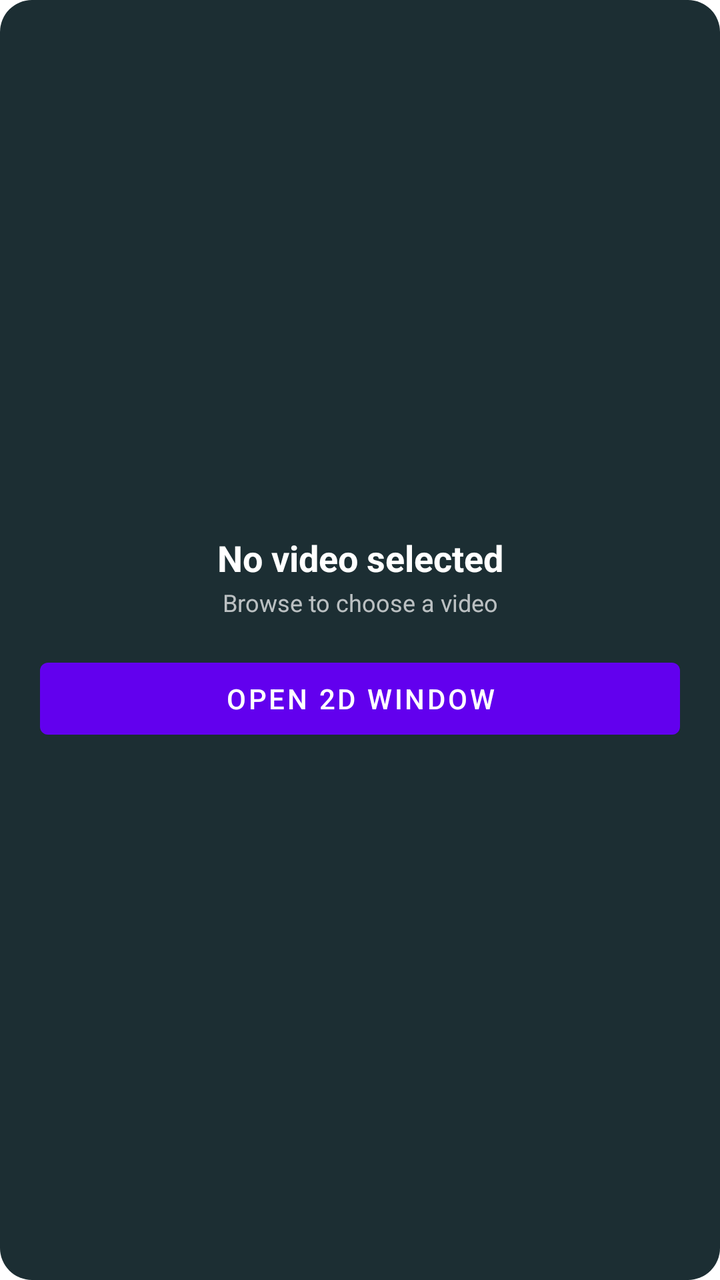
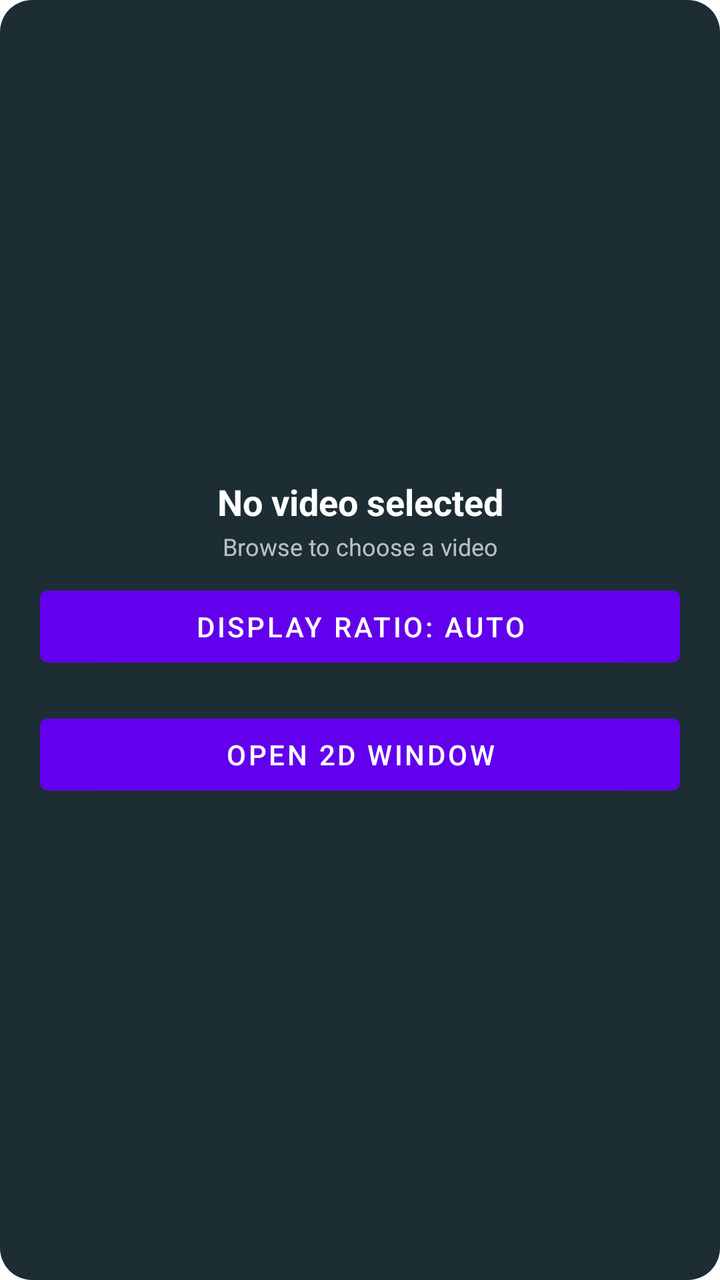

Screens rendered from an Android XML layout before and after an edit, with the pre-edit source and the edit as a unified diff.
<!-- AndroidManifest.xml: fallback theme Theme.MaterialComponents.DayNight.NoActionBar -->
<!-- res/layout/mode_panel.xml -->
<?xml version="1.0" encoding="utf-8" ?>
<LinearLayout
  xmlns:android="http://schemas.android.com/apk/res/android"
  android:layout_width="match_parent"
  android:layout_height="match_parent"
  android:orientation="vertical"
  android:gravity="center"
  android:background="@drawable/layout_bg"
  android:padding="20dp"
>
  <TextView
    android:id="@+id/current_media_title"
    android:layout_width="match_parent"
    android:layout_height="wrap_content"
    android:ellipsize="end"
    android:gravity="center"
    android:lines="1"
    android:text="No video selected"
    android:textColor="@android:color/white"
    android:textSize="18sp"
    android:textStyle="bold"
  />
  <TextView
    android:id="@+id/current_media_detail"
    android:layout_width="match_parent"
    android:layout_height="wrap_content"
    android:layout_marginTop="2dp"
    android:ellipsize="end"
    android:gravity="center"
    android:lines="1"
    android:text="Browse to choose a video"
    android:textColor="#B3FFFFFF"
    android:textSize="12sp"
  />
  <Button
    android:id="@+id/retry_media_button"
    android:layout_width="wrap_content"
    android:layout_height="wrap_content"
    android:layout_marginTop="6dp"
    android:text="Retry"
    android:visibility="gone"
  />
  <TextView
    android:id="@+id/debug_build_label"
    android:layout_width="match_parent"
    android:layout_height="wrap_content"
    android:layout_marginTop="6dp"
    android:gravity="center"
    android:textColor="#B3FFFFFF"
    android:textSize="11sp"
    android:visibility="gone"
  />
  <TextView
    android:id="@+id/debug_aspect_detail"
    android:layout_width="match_parent"
    android:layout_height="wrap_content"
    android:layout_marginTop="2dp"
    android:gravity="center"
    android:textColor="#B3FFFFFF"
    android:textSize="10sp"
    android:visibility="gone"
  />
  <Button
    android:id="@+id/debug_aspect_target_button"
    android:layout_width="match_parent"
    android:layout_height="wrap_content"
    android:layout_marginTop="4dp"
    android:text="Target: Default"
    android:visibility="gone"
  />
  <Button
    android:id="@+id/debug_aspect_plan_button"
    android:layout_width="match_parent"
    android:layout_height="wrap_content"
    android:layout_marginTop="4dp"
    android:text="Plan: Plan 1"
    android:visibility="gone"
  />
  <Button
    android:id="@+id/debug_aspect_apply_button"
    android:layout_width="match_parent"
    android:layout_height="wrap_content"
    android:layout_marginTop="4dp"
    android:text="Apply"
    android:visibility="gone"
  />
  <Button
    android:id="@+id/open_2d_button"
    android:layout_width="match_parent"
    android:layout_height="wrap_content"
    android:layout_marginTop="16dp"
    android:text="Open 2D Window"
  />
</LinearLayout>
<!-- resources referenced by this layout -->
<resources>
  <!-- drawable layout_bg (drawable) -->
  <?xml version="1.0" encoding="UTF-8" ?>
  
  <shape xmlns:android="http://schemas.android.com/apk/res/android">
    <solid android:color="#FF1C2E33" />
    <corners android:radius="16dp" />
    <padding
      android:left="0dp"
      android:top="0dp"
      android:right="0dp"
      android:bottom="0dp"
    />
  </shape>
</resources>

<!-- the commit's change to res/layout/mode_panel.xml (unified diff, before → after) -->
@@ -39,6 +39,13 @@
     android:layout_marginTop="6dp"
     android:text="Retry"
     android:visibility="gone"
+  />
+  <Button
+    android:id="@+id/display_ratio_button"
+    android:layout_width="match_parent"
+    android:layout_height="wrap_content"
+    android:layout_marginTop="8dp"
+    android:text="Display ratio: Auto"
   />
   <TextView
     android:id="@+id/debug_build_label"
